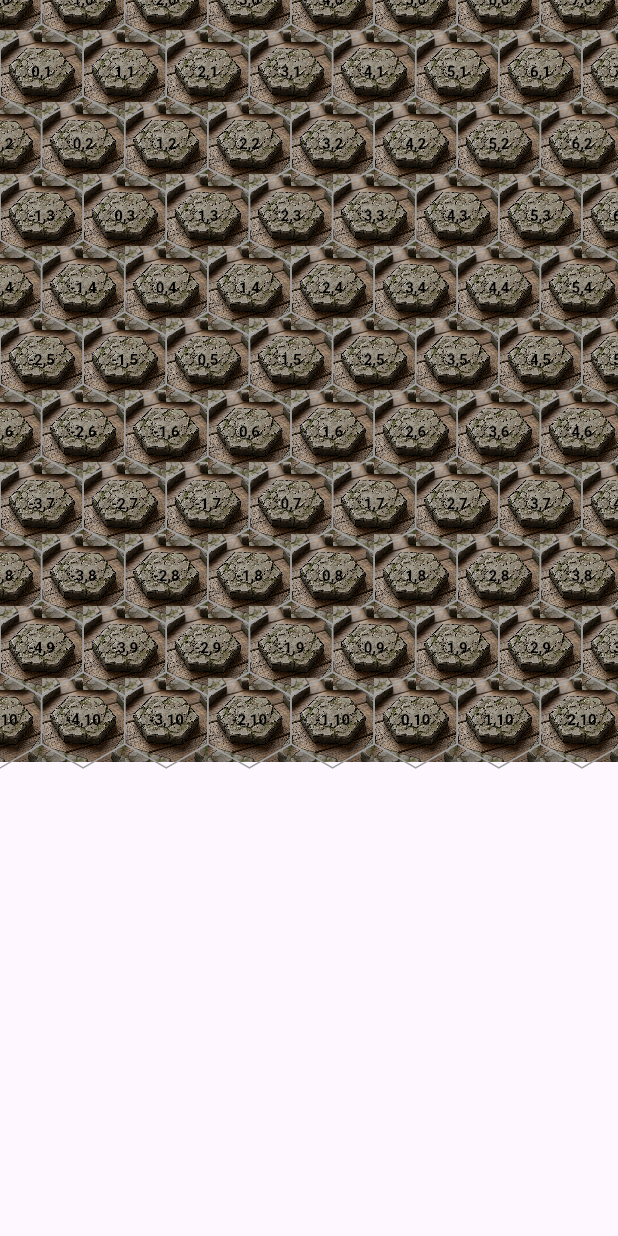
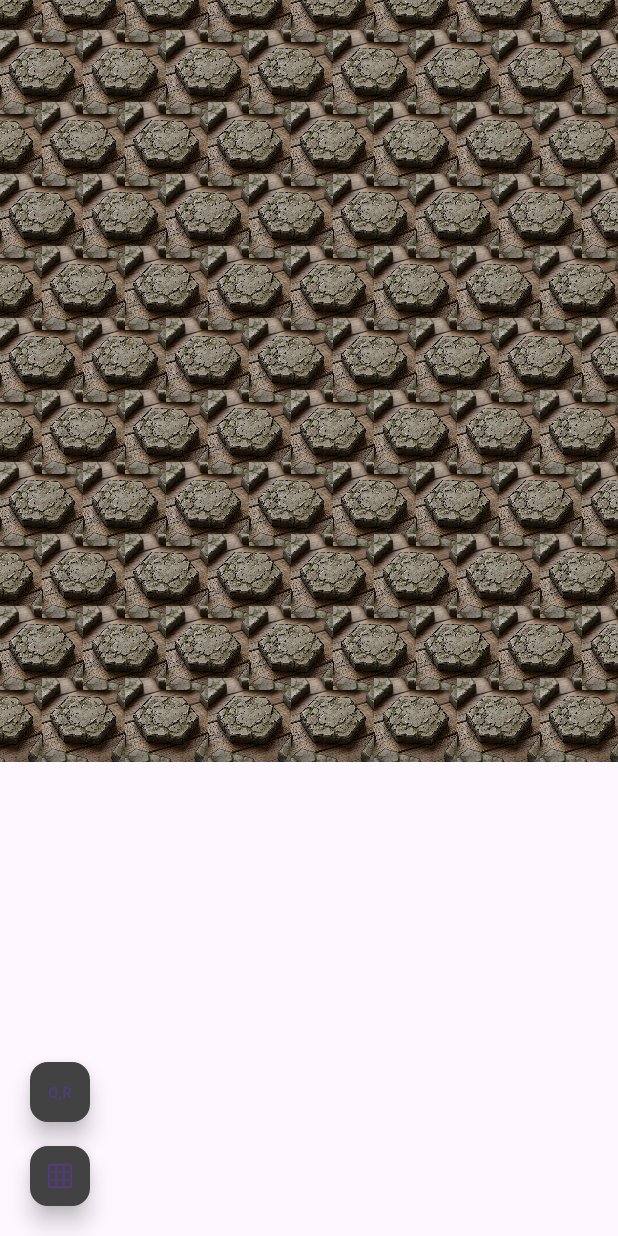
Before and after one commit to thinhdabezt/hexbound_vtt, a Flutter app: the screen it shows after launch, on a phone screen of 412 x 824 dp. Run offline on Flutter 3.47's test engine with Material 3 defaults, Android fonts, the light colour scheme and no system bars; missing offline and left inert: signalr_netcore.

Commit message:
feat: Introduce HexMapWidget with layered custom painters for terrain, dynamic elements, and debug information.

```diff
--- a/hexbound_client/lib/game/hex_map_widget.dart
+++ b/hexbound_client/lib/game/hex_map_widget.dart
@@ -1,9 +1,11 @@
 import 'package:flutter/material.dart';
 import 'hex_engine/hex.dart';
 import 'hex_engine/layout.dart';
-import 'hex_engine/map_painter.dart';
 import 'hex_engine/pathfinding.dart';
 import 'hex_engine/fog_painter.dart';
+import 'painters/terrain_painter.dart';
+import 'painters/dynamic_painter.dart';
+import 'painters/debug_overlay_painter.dart';
 import 'ui/combat_overlay.dart';
 import 'package:signalr_netcore/signalr_client.dart';
 
@@ -38,6 +40,10 @@ class _HexMapWidgetState extends State<HexMapWidget> {
   List<String> _turnOrder = [];
   int _currentTurnIndex = 0;
   bool _isCombatActive = false;
+
+  // Debug State (O1 Optimization)
+  bool _showDebugGrid = false;
+  bool _showDebugCoords = false;
 
   @override
   void initState() {
@@ -184,7 +190,7 @@ class _HexMapWidgetState extends State<HexMapWidget> {
     return Scaffold(
       body: Stack(
         children: [
-          // Map Layer
+          // Map with InteractiveViewer
           InteractiveViewer(
             transformationController: _transformationController,
             boundaryMargin: const EdgeInsets.all(500.0),
@@ -195,17 +201,47 @@ class _HexMapWidgetState extends State<HexMapWidget> {
               width: 2000,
               height: 2000,
               child: GestureDetector(
-                  onTapUp: (details) => _handleTap(details, layout),
-                  child: CustomPaint(
-                    painter: HexMapPainter(
-                      layout,
-                      10,
-                      _tilesetImage!,
-                      _startHex,
-                      _currentPath,
-                      _tokens
+                onTapUp: (details) => _handleTap(details, layout),
+                child: Stack(
+                  children: [
+                    // Layer 1: Static Terrain (NEVER repaints)
+                    RepaintBoundary(
+                      child: CustomPaint(
+                        size: const Size(2000, 2000),
+                        painter: TerrainPainter(layout, 10, _tilesetImage!),
+                        isComplex: true,
+                        willChange: false,
+                      ),
                     ),
-                  ),
+
+                    // Layer 2: Dynamic Content (repaints on interaction)
+                    RepaintBoundary(
+                      child: CustomPaint(
+                        size: const Size(2000, 2000),
+                        painter: DynamicPainter(
+                          layout: layout,
+                          selectedHex: _startHex,
+                          path: _currentPath,
+                          tokens: _tokens,
+                        ),
+                      ),
+                    ),
+
+                    // Layer 3: Debug Overlay (toggle-able, OFF by default)
+                    if (_showDebugGrid || _showDebugCoords)
+                      RepaintBoundary(
+                        child: CustomPaint(
+                          size: const Size(2000, 2000),
+                          painter: DebugOverlayPainter(
+                            layout: layout,
+                            radius: 10,
+                            showGrid: _showDebugGrid,
+                            showCoordinates: _showDebugCoords,
+                          ),
+                        ),
+                      ),
+                  ],
+                ),
               ),
             ),
           ),
@@ -229,6 +265,30 @@ class _HexMapWidgetState extends State<HexMapWidget> {
             currentTurnIndex: _currentTurnIndex,
             isActive: _isCombatActive,
           ),
+
+          // Debug Toggle FAB (Bottom Left)
+          Positioned(
+            bottom: 16,
+            left: 16,
+            child: Column(
+              mainAxisSize: MainAxisSize.min,
+              children: [
+                FloatingActionButton.small(
+                  heroTag: "debug_coords",
+                  backgroundColor: _showDebugCoords ? Colors.amber : Colors.grey[800],
+                  onPressed: () => setState(() => _showDebugCoords = !_showDebugCoords),
+                  child: const Text("Q,R", style: TextStyle(fontSize: 10, fontWeight: FontWeight.bold)),
+                ),
+                const SizedBox(height: 8),
+                FloatingActionButton.small(
+                  heroTag: "debug_grid",
+                  backgroundColor: _showDebugGrid ? Colors.amber : Colors.grey[800],
+                  onPressed: () => setState(() => _showDebugGrid = !_showDebugGrid),
+                  child: Icon(_showDebugGrid ? Icons.grid_off : Icons.grid_on, size: 20),
+                ),
+              ],
+            ),
+          ),
         ],
       ),
     );
```
Also changed, not shown: hexbound_client/lib/game/painters/debug_overlay_painter.dart (added, +91 -0 lines), hexbound_client/lib/game/painters/dynamic_painter.dart (added, +107 -0 lines), hexbound_client/lib/game/painters/terrain_painter.dart (added, +50 -0 lines).
